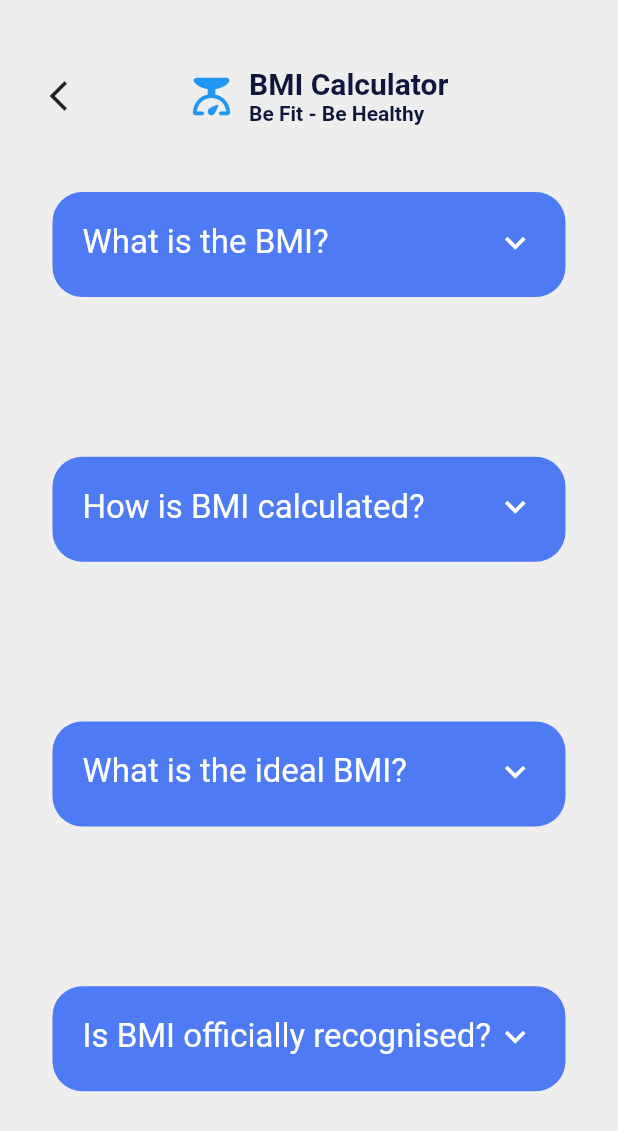
After one commit to abugeek/vaznim, a Flutter app: the faqPage screen opened directly, on a phone screen of 412 x 824 dp. The commit adds this screen. Shown: the top 1131 px of the screen. Run offline on Flutter 3.47's test engine with Material 2 defaults, Android fonts, the phone set to English and light mode, and no system bars; our stand-ins replace flutter_svg, font_awesome_flutter, page_transition; generated files the repository leaves out were written again.

Commit message:
kinda stable version

```diff
--- a/lib/components/bottom_button.dart
+++ b/lib/components/bottom_button.dart
@@ -26,7 +26,7 @@ class BottomButton extends StatelessWidget {
         width: double.infinity,
         height: kBottomContainerHeight,
         decoration: BoxDecoration(
-          color: Color(0xFF4E7AF3),
+          color: mainBlue,
           borderRadius: BorderRadius.circular(20.0),
           boxShadow: _isElevated
               ? [
--- /dev/null
+++ b/lib/components/expandableCard.dart
@@ -0,0 +1,102 @@
+import 'package:flutter/material.dart';
+import 'package:flutter_gen/gen_l10n/app_localizations.dart';
+
+class expandableCard extends StatefulWidget {
+  final String questionText;
+  final String answerText;
+  expandableCard({required this.questionText, required this.answerText});
+
+  @override
+  State<expandableCard> createState() => _expandableCardState();
+}
+
+class _expandableCardState extends State<expandableCard> {
+  bool isExpanded = true;
+
+  String get questionText => widget.questionText;
+
+  String get answerText => widget.answerText;
+
+  @override
+  Widget build(BuildContext context) {
+    return Container(
+      child: ListView(
+        physics: const BouncingScrollPhysics(
+            parent: AlwaysScrollableScrollPhysics()),
+        children: [
+          InkWell(
+            highlightColor: Colors.transparent,
+            splashColor: Colors.transparent,
+            onTap: () {
+              setState(() {
+                isExpanded = !isExpanded;
+              });
+            },
+            child: AnimatedContainer(
+              margin: EdgeInsets.symmetric(
+                horizontal: isExpanded ? 25 : 0,
+                vertical: 20,
+              ),
+              padding: const EdgeInsets.all(20),
+              height: isExpanded ? 70 : 330,
+              curve: Curves.fastLinearToSlowEaseIn,
+              duration: const Duration(milliseconds: 1200),
+              decoration: BoxDecoration(
+                color: const Color(0xFF4E7AF3),
+                borderRadius: BorderRadius.all(
+                  Radius.circular(isExpanded ? 20 : 10),
+                ),
+              ),
+              child: Column(
+                children: [
+                  Row(
+                    mainAxisAlignment: MainAxisAlignment.spaceBetween,
+                    children: [
+                      Text(
+                        questionText,
+                        style: const TextStyle(
+                          color: Colors.white,
+                          fontSize: 22,
+                          fontWeight: FontWeight.w400,
+                        ),
+                      ),
+                      Icon(
+                        isExpanded
+                            ? Icons.keyboard_arrow_down
+                            : Icons.keyboard_arrow_up,
+                        color: Colors.white,
+                        size: 27,
+                      ),
+                    ],
+                  ),
+                  isExpanded ? const SizedBox() : const SizedBox(height: 20),
+                  AnimatedCrossFade(
+                    firstChild: const Text(
+                      'sfesf',
+                      style: TextStyle(
+                        fontSize: 0,
+                      ),
+                    ),
+                    secondChild: Text(
+                      answerText,
+                      style: const TextStyle(
+                        color: Colors.white,
+                        fontSize: 15.7,
+                      ),
+                    ),
+                    crossFadeState: isExpanded
+                        ? CrossFadeState.showFirst
+                        : CrossFadeState.showSecond,
+                    duration: const Duration(milliseconds: 1200),
+                    reverseDuration: Duration.zero,
+                    sizeCurve: Curves.fastLinearToSlowEaseIn,
+                  ),
+                ],
+              ),
+            ),
+          ),
+        ],
+      ),
+    );
+  }
+}
--- a/lib/constants.dart
+++ b/lib/constants.dart
@@ -3,6 +3,8 @@ import 'package:flutter/material.dart';
 const kBottomContainerHeight = 65.0;
 final kActiveCardColour = Colors.grey.shade100;
 final kInactiveCardColour = Colors.grey.shade400;
+const textColorDarkBlue = Color(0xFF0F163B);
+const mainBlue = Color(0xFF4E7AF3);
 //const kBottomContainerColour = Color(0xFFEB1555);
 
 const kLabelTextStyle = TextStyle(
--- a/lib/l10n/app_en.arb
+++ b/lib/l10n/app_en.arb
@@ -1,8 +1,7 @@
 {
     "language": "English",
     "bmiCalc": "BMI Calculator",
-    "what": "What is the BMI?",
-    "bodyMassIndex": "Body Mass Index Calculator. Helps you to calculate your BMI and determine if you are underweight, normal, overweight or obese.",
+
     "male": "Male",
     "female": "Female",
     "height": "Height",
@@ -19,5 +18,14 @@
     "underweight": "Underweight",
     "overText": "You have a higher than normal body weight. The best way to lose weight if you're overweight is through a combination of diet and exercise.",
     "normalText": "You have a normal body weight. Keep up the good work!",
-    "underText": "You have a lower than normal body weight. Being underweight could be a sign you're not eating enough or you may be ill. You can eat a bit more."
+    "underText": "You have a lower than normal body weight. Being underweight could be a sign you're not eating enough or you may be ill. You can eat a bit more.",
+
+    "firstQ": "What is the BMI?",
+    "firstA": "BMI is an acronym for Body Mass Index, and it is an indicator of the amount of fat which is stored in the human body. It provides a measure of the appropriateness of your weight to your height, based on health issues which are known to arise as a result of having a BMI which is too low or too high.",
+    "secondQ": "How is BMI calculated?",
+    "secondA": "BMI is calculated using only the variables of weight and height. Your BMI is equal to your weight in kilograms divided by your height in metres squared.",
+    "thirdQ": "What is the ideal BMI?",
+    "thirdA": "The ideal BMI is between 18.5 and 25 kg/m2. This is the range of body weight which is normal for a healthy person. If your BMI is outside this range, you may be underweight or overweight.",
+    "fourthQ": "Is BMI officially recognised?",
+    "fourthA": "Yes, BMI is officially recognised by the World Health Organisation, and it is endorsed by a wide range of government agencies and medical organisations throughout the world. This official recognition has led to BMI being used extensively in both the public and private sectors in all developed countries."
 }
--- /dev/null
+++ b/lib/screens/faqPage.dart
@@ -0,0 +1,152 @@
+import 'package:flutter/material.dart';
+import 'package:flutter_gen/gen_l10n/app_localizations.dart';
+import 'package:vaznim/components/expandableCard.dart';
+
+class faqPage extends StatelessWidget {
+  const faqPage({Key? key}) : super(key: key);
+
+  @override
+  Widget build(BuildContext context) {
+    return Scaffold(
+      backgroundColor: Colors.grey.shade200,
+      body: Container(
+        color: Colors.grey.shade200,
+        child: Column(
+          crossAxisAlignment: CrossAxisAlignment.stretch,
+          children: <Widget>[
+            const SizedBox(height: 40),
+            Container(
+              margin: const EdgeInsets.symmetric(horizontal: 15),
+              padding: const EdgeInsets.only(bottom: 10),
+              child: Row(
+                mainAxisAlignment: MainAxisAlignment.spaceBetween,
+                children: [
+                  IconButton(
+                    onPressed: () {
+                      Navigator.pop(context);
+                    },
+                    icon: const Icon(
+                      Icons.arrow_back_ios_new,
+                    ),
+                  ),
+                  Column(
+                    mainAxisAlignment: MainAxisAlignment.spaceBetween,
+                    children: [
+                      //const Text('BMI Calculator'),
+                      Row(
+                        children: [
+                          const CircleAvatar(
+                            foregroundColor: Colors.blue,
+                            backgroundColor: Colors.transparent,
+                            child: Icon(
+                              Icons.scale_rounded,
+                              size: 30,
+                            ),
+                          ),
+                          const SizedBox(width: 5),
+                          Column(
+                            crossAxisAlignment: CrossAxisAlignment.start,
+                            children: const [
+                              Text(
+                                'BMI Calculator',
+                                style: TextStyle(
+                                  fontSize: 20,
+                                  color: Color(0xFF0F163B),
+                                  fontWeight: FontWeight.bold,
+                                ),
+                              ),
+                              Text(
+                                'Be Fit - Be Healthy',
+                                style: TextStyle(
+                                  color: Color(0xFF0F163B),
+                                  fontWeight: FontWeight.bold,
+                                ),
+                              ),
+                            ],
+                          ),
+                        ],
+                      ),
+                    ],
+                  ),
+                  const CircleAvatar(
+                    backgroundColor: Colors.transparent,
+                  ),
+                ],
+              ),
+            ),
+            Expanded(
+              child: Container(
+                margin: EdgeInsets.all(10),
+                child: Column(
+                  children: <Widget>[
+                    Expanded(
+                      child: expandableCard(
+                        questionText: AppLocalizations.of(context)!.firstQ,
+                        answerText: AppLocalizations.of(context)!.firstA,
+                      ),
+                    ),
+                    Expanded(
+                      child: expandableCard(
+                        questionText: AppLocalizations.of(context)!.secondQ,
+                        answerText: AppLocalizations.of(context)!.secondA,
+                      ),
+                    ),
+                    Expanded(
+                      child: expandableCard(
+                        questionText: AppLocalizations.of(context)!.thirdQ,
+                        answerText: AppLocalizations.of(context)!.thirdA,
+                      ),
+                    ),
+                    Expanded(
+                      child: expandableCard(
+                        questionText: AppLocalizations.of(context)!.fourthQ,
+                        answerText: AppLocalizations.of(context)!.fourthA,
+                      ),
+                    ),
+                  ],
+                ),
+              ),
+            ),
+            /* Expanded(
+              child: Container(
+                color: Colors.transparent,
+              ),
+            ),
+            Expanded(
+              child: Row(
+                children: <Widget>[
+                  Expanded(
+                    child: Container(
+                      color: Colors.black,
+                    ),
+                  ),
+                  Expanded(
+                    child: Container(
+                      color: Colors.red,
+                    ),
+                  ),
+                ],
+              ),
+            ),
+            Expanded(
+              child: Row(
+                children: <Widget>[
+                  Expanded(
+                    child: Container(
+                      color: Colors.black,
+                    ),
+                  ),
+                  Expanded(
+                    child: Container(
+                      color: Colors.red,
+                    ),
+                  ),
+                ],
+              ),
+            ), */
+          ],
+        ),
+      ),
+    );
+  }
+}
--- a/pubspec.yaml
+++ b/pubspec.yaml
@@ -39,6 +39,7 @@ dependencies:
   flutter_inset_box_shadow: any
   flutter_svg: ^1.1.1+1
   page_transition: ^2.0.9
+  expandable: ^5.0.1
 
   #flutter_localizations:
   #  sdk: flutter
```
Also changed, not shown: lib/components/weightSetter/weightCard.dart (+4 -4 lines), lib/l10n/app_ru.arb (+10 -1 lines), lib/l10n/app_uz.arb (+10 -1 lines), lib/screens/drawerScreen.dart (+5 -3 lines), lib/screens/info_page.dart (deleted, +0 -81 lines), lib/screens/input_page.dart (+1 -39 lines), pubspec.lock.
